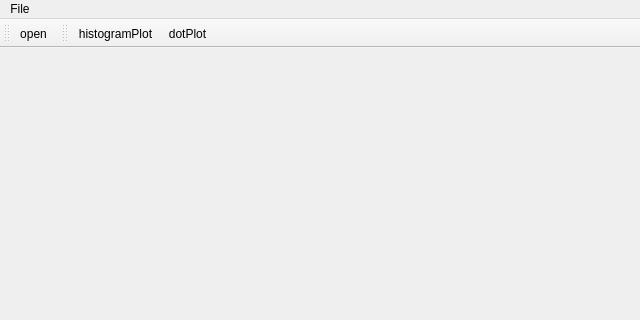
Old version of the form mainwindow.ui in the repository dridk/fcsreader; both pictures show x 0 to 640 and y 0 to 320 of the 640 by 480 pixel window.
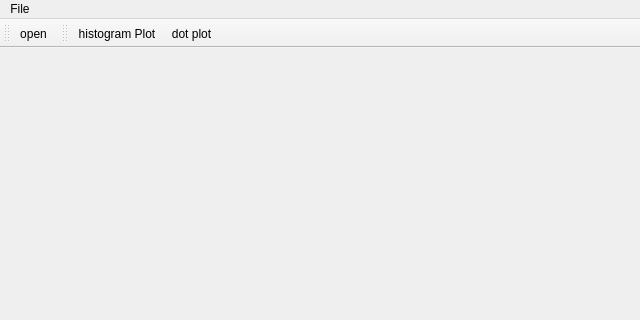
New version of the form. Icons and pictures are not drawn.

Patch:
```diff
--- a/mainwindow.ui
+++ b/mainwindow.ui
@@ -51,6 +51,15 @@
    <property name="windowTitle">
     <string>toolBar_2</string>
    </property>
+   <property name="iconSize">
+    <size>
+     <width>32</width>
+     <height>32</height>
+    </size>
+   </property>
+   <property name="toolButtonStyle">
+    <enum>Qt::ToolButtonIconOnly</enum>
+   </property>
    <attribute name="toolBarArea">
     <enum>TopToolBarArea</enum>
    </attribute>
@@ -86,7 +95,7 @@
   </action>
   <action name="actionHistogramPlot">
    <property name="text">
-    <string>histogramPlot</string>
+    <string>histogram Plot</string>
    </property>
    <property name="toolTip">
     <string>add histogram plot</string>
@@ -94,7 +103,7 @@
   </action>
   <action name="actionDotPlot">
    <property name="text">
-    <string>dotPlot</string>
+    <string>dot plot</string>
    </property>
    <property name="toolTip">
     <string>add dot plot</string>
```
Left out of the diff: 12 changed lines with no effect on the pictures.
